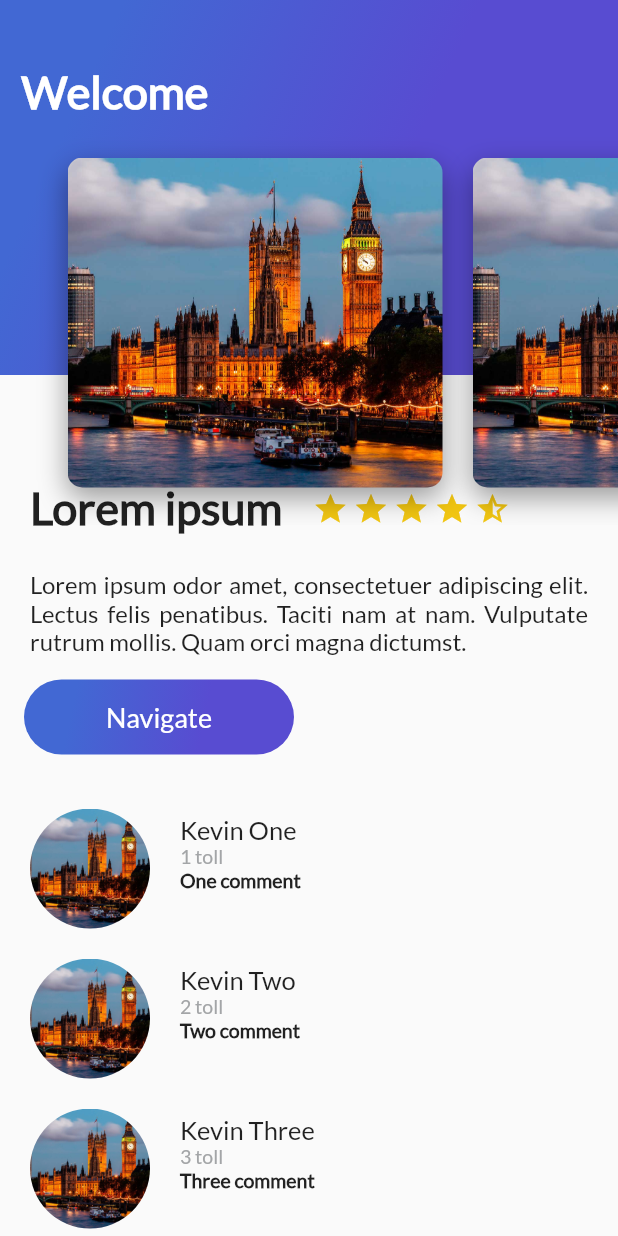
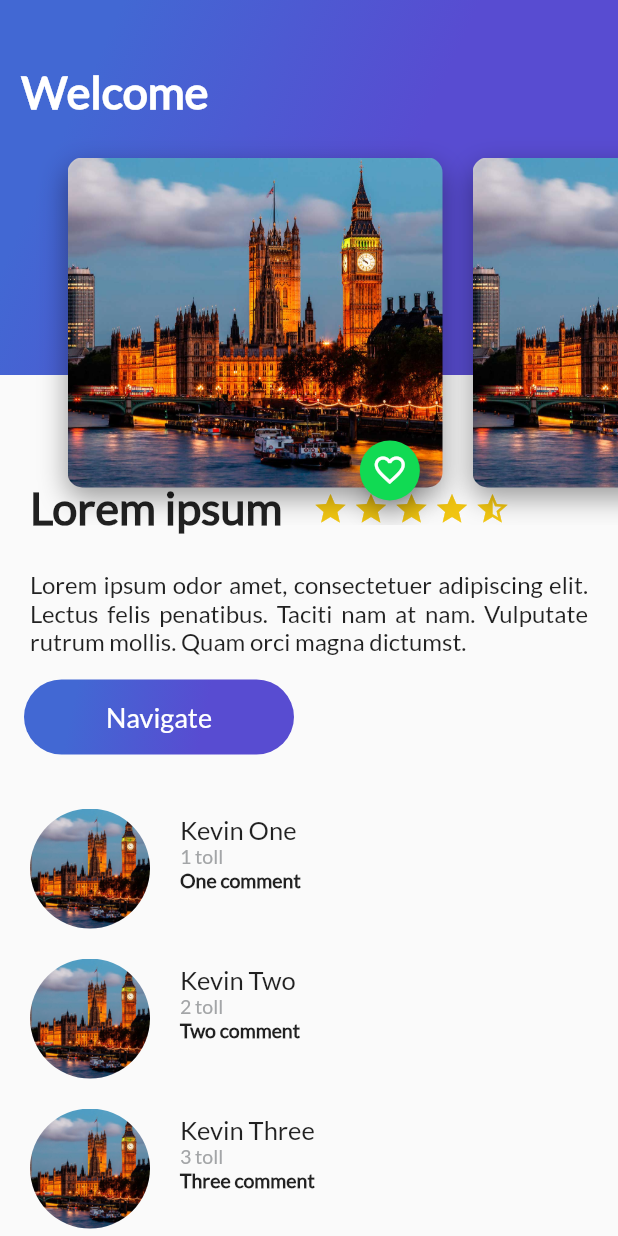
Before and after one commit to kcordovas/FlutterTripssAppPlatzi, a Flutter app: the screen it shows after launch, on a phone screen of 412 x 824 dp. Run offline on Flutter 3.47's test engine with Material 2 defaults, Android fonts, the phone set to English and light mode, and no system bars.

Commit message:
StateFulWidget of FloatingButton with action

```diff
--- a/lib/card_image.dart
+++ b/lib/card_image.dart
@@ -1,4 +1,5 @@
 import 'package:flutter/material.dart';
+import 'package:platzi_tripss_app/floating_action_button_green.dart';
 
 class CardImage extends StatelessWidget {
   var pathImage = "assets/london.jpg";
@@ -23,6 +24,9 @@ class CardImage extends StatelessWidget {
                 offset: Offset(0.0, 7.0))
           ]),
     );
-    return card;
+    return Stack(
+      alignment: const Alignment(0.9, 1.1),
+      children: [card, FloatingActionButtonGreen()],
+    );
   }
 }
--- /dev/null
+++ b/lib/floating_action_button_green.dart
@@ -0,0 +1,38 @@
+import 'package:flutter/material.dart';
+
+class FloatingActionButtonGreen extends StatefulWidget {
+  FloatingActionButtonGreen({Key? key}) : super(key: key);
+
+  @override
+  State<FloatingActionButtonGreen> createState() =>
+      _FloatingActionButtonGreenState();
+}
+
+class _FloatingActionButtonGreenState extends State<FloatingActionButtonGreen> {
+  var iconFavorite = Icons.favorite_border;
+  var isActive = true;
+  @override
+  Widget build(BuildContext context) {
+    return FloatingActionButton(
+      onPressed: onPressedFab,
+      backgroundColor: const Color(0xFF11DA53),
+      mini: true,
+      tooltip: "Fab",
+      child: Icon(iconFavorite),
+    );
+  }
+
+  onPressedFab() {
+    ScaffoldMessenger.of(context)
+        .showSnackBar(SnackBar(content: Text("Added to Favorite")));
+    setState(() {
+      if (isActive) {
+        iconFavorite = Icons.favorite;
+        isActive = false;
+      } else {
+        iconFavorite = Icons.favorite_border;
+        isActive = true;
+      }
+    });
+  }
+}
```
